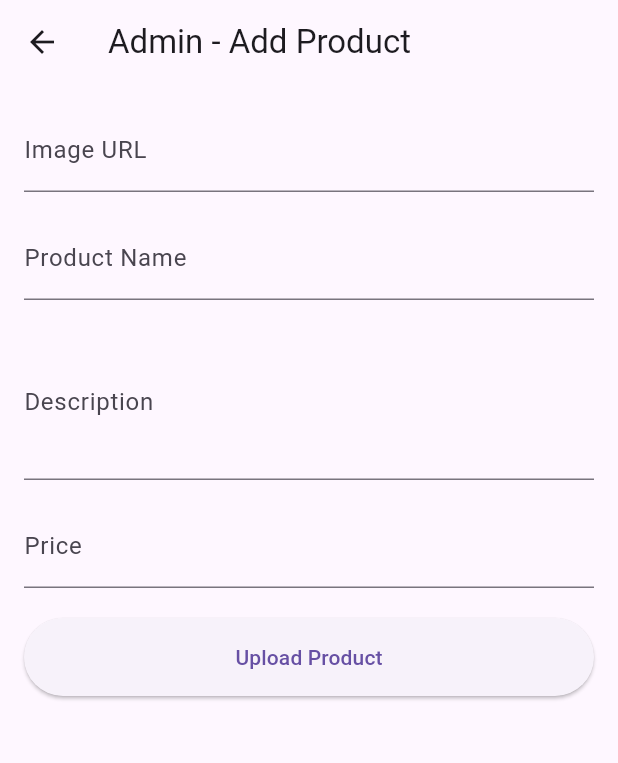
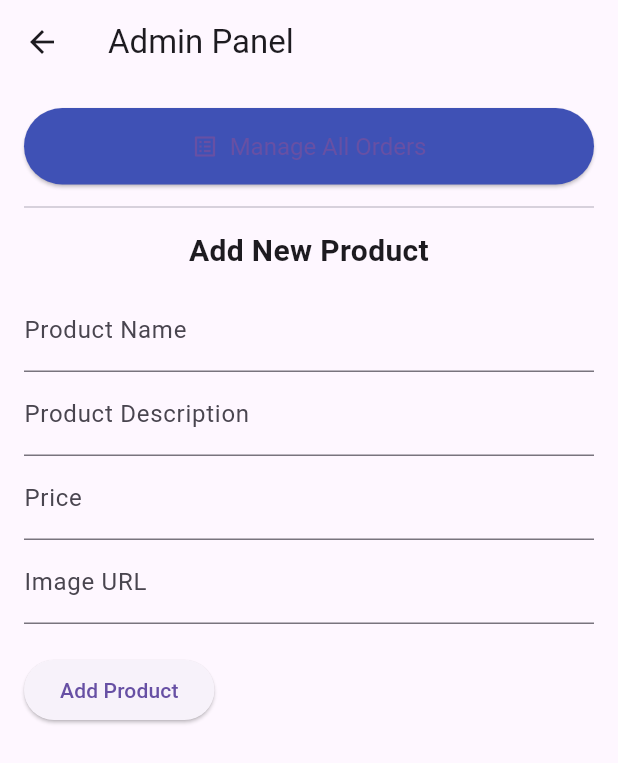
Before and after one commit to Bcrystelle/BMCFinalProjectFinalProject, a Flutter app: the AdminPanelScreen screen opened directly, on a phone screen of 412 x 824 dp. Shown: the top 763 px of the screen. Run offline on Flutter 3.47's test engine with Material 3 defaults, Android fonts, the phone set to English and light mode, and no system bars; our stand-ins replace cloud_firestore, firebase_auth, firebase_core; accounts and stored records are empty.

Commit message:
Flutter 3.32.5 V Firebase Integration Part 3

```diff
--- a/ecommerce_app/lib/screens/admin_panel_screen.dart
+++ b/ecommerce_app/lib/screens/admin_panel_screen.dart
@@ -1,5 +1,6 @@
+import 'package:cloud_firestore/cloud_firestore.dart';
 import 'package:flutter/material.dart';
-import 'package:cloud_firestore/cloud_firestore.dart';
+import 'package:ecommerce_app/screens/admin_order_screen.dart';
 
 class AdminPanelScreen extends StatefulWidget {
   const AdminPanelScreen({super.key});
@@ -18,54 +19,35 @@ class _AdminPanelScreenState extends State<AdminPanelScreen> {
 
   bool _isLoading = false;
 
-  final FirebaseFirestore _firestore = FirebaseFirestore.instance;
-
-  @override
-  void dispose() {
-    _nameController.dispose();
-    _descriptionController.dispose();
-    _priceController.dispose();
-    _imageUrlController.dispose();
-    super.dispose();
-  }
-
   Future<void> _uploadProduct() async {
-    if (!_formKey.currentState!.validate()) return;
-
+    if (_formKey.currentState!.validate()) {
       setState(() {
         _isLoading = true;
       });
 
       try {
-      String imageUrl = _imageUrlController.text.trim();
-
-      await _firestore.collection('products').add({
-        'name': _nameController.text.trim(),
-        'description': _descriptionController.text.trim(),
-        'price': double.tryParse(_priceController.text.trim()) ?? 0.0,
-        'imageUrl': imageUrl,
-        'createdAt': FieldValue.serverTimestamp(),
+        await FirebaseFirestore.instance.collection('products').add({
+          'name': _nameController.text,
+          'description': _descriptionController.text,
+          'price': double.parse(_priceController.text),
+          'imageUrl': _imageUrlController.text,
+          'createdAt': Timestamp.now(),
         });
 
         ScaffoldMessenger.of(context).showSnackBar(
-        const SnackBar(content: Text('Product uploaded successfully!')),
+          const SnackBar(content: Text('Product added successfully!')),
         );
 
         _formKey.currentState!.reset();
-      _nameController.clear();
-      _descriptionController.clear();
-      _priceController.clear();
-      _imageUrlController.clear();
       } catch (e) {
         ScaffoldMessenger.of(context).showSnackBar(
-        SnackBar(content: Text('Failed to upload product: $e')),
+          SnackBar(content: Text('Error: $e')),
         );
-    } finally {
-      if (mounted) {
+      }
+
       setState(() {
         _isLoading = false;
       });
-      }
     }
   }
 
@@ -73,72 +55,82 @@ class _AdminPanelScreenState extends State<AdminPanelScreen> {
   Widget build(BuildContext context) {
     return Scaffold(
       appBar: AppBar(
-        title: const Text('Admin - Add Product'),
+        title: const Text('Admin Panel'),
       ),
       body: SingleChildScrollView(
         child: Padding(
           padding: const EdgeInsets.all(16.0),
-          child: Form(
-            key: _formKey,
           child: Column(
             crossAxisAlignment: CrossAxisAlignment.stretch,
             children: [
+              ElevatedButton.icon(
+                icon: const Icon(Icons.list_alt),
+                label: const Text('Manage All Orders'),
+                style: ElevatedButton.styleFrom(
+                  backgroundColor: Colors.indigo,
+                  padding: const EdgeInsets.symmetric(vertical: 16),
+                  textStyle: const TextStyle(fontSize: 16),
+                ),
+                onPressed: () {
+                  Navigator.of(context).push(
+                    MaterialPageRoute(
+                      builder: (context) => const AdminOrderScreen(),
+                    ),
+                  );
+                },
+              ),
+              const Divider(height: 30, thickness: 1),
+              const Text(
+                'Add New Product',
+                style: TextStyle(fontSize: 20, fontWeight: FontWeight.bold),
+                textAlign: TextAlign.center,
+              ),
+              const SizedBox(height: 10),
+              Form(
+                key: _formKey,
+                child: Column(
+                  crossAxisAlignment: CrossAxisAlignment.start,
+                  children: [
+                    TextFormField(
+                      controller: _nameController,
+                      decoration: const InputDecoration(
+                        labelText: 'Product Name',
+                      ),
+                      validator: (value) =>
+                          value!.isEmpty ? 'Enter a product name' : null,
+                    ),
+                    TextFormField(
+                      controller: _descriptionController,
+                      decoration: const InputDecoration(
+                        labelText: 'Product Description',
+                      ),
+                    ),
+                    TextFormField(
+                      controller: _priceController,
+                      decoration: const InputDecoration(
+                        labelText: 'Price',
+                      ),
+                      keyboardType: TextInputType.number,
+                      validator: (value) =>
+                          value!.isEmpty ? 'Enter a price' : null,
+                    ),
                     TextFormField(
                       controller: _imageUrlController,
-                  decoration: const InputDecoration(labelText: 'Image URL'),
-                  keyboardType: TextInputType.url,
-                  validator: (value) {
-                    if (value == null || value.isEmpty) {
-                      return 'Please enter an image URL';
-                    }
-                    if (!value.startsWith('http')) {
-                      return 'Please enter a valid URL (e.g., http://...)';
-                    }
-                    return null;
-                  },
+                      decoration: const InputDecoration(
+                        labelText: 'Image URL',
                       ),
-                const SizedBox(height: 16),
-                TextFormField(
-                  controller: _nameController,
-                  decoration: const InputDecoration(labelText: 'Product Name'),
-                  validator: (value) =>
-                      value!.isEmpty ? 'Please enter a name' : null,
-                ),
-                const SizedBox(height: 16),
-                TextFormField(
-                  controller: _descriptionController,
-                  decoration: const InputDecoration(labelText: 'Description'),
-                  maxLines: 3,
-                  validator: (value) =>
-                      value!.isEmpty ? 'Please enter a description' : null,
-                ),
-                const SizedBox(height: 16),
-                TextFormField(
-                  controller: _priceController,
-                  decoration: const InputDecoration(labelText: 'Price'),
-                  keyboardType: TextInputType.number,
-                  validator: (value) {
-                    if (value == null || value.isEmpty) {
-                      return 'Please enter a price';
-                    }
-                    if (double.tryParse(value) == null) {
-                      return 'Please enter a valid number';
-                    }
-                    return null;
-                  },
                     ),
                     const SizedBox(height: 20),
-                ElevatedButton(
-                  style: ElevatedButton.styleFrom(
-                    padding: const EdgeInsets.symmetric(vertical: 16),
-                  ),
-                  onPressed: _isLoading ? null : _uploadProduct,
-                  child: _isLoading
-                      ? const CircularProgressIndicator()
-                      : const Text('Upload Product'),
+                    _isLoading
+                        ? const Center(child: CircularProgressIndicator())
+                        : ElevatedButton(
+                            onPressed: _uploadProduct,
+                            child: const Text('Add Product'),
                           ),
                   ],
                 ),
+              ),
+            ],
           ),
         ),
       ),
--- a/ecommerce_app/pubspec.yaml
+++ b/ecommerce_app/pubspec.yaml
@@ -39,6 +39,7 @@ dependencies:
   firebase_auth: ^6.1.1
   cloud_firestore: ^6.1.0
   provider: ^6.1.5+1
+  intl: ^0.20.2
 
 
 
```
Also changed, not shown: ecommerce_app/lib/providers/cart_provider.dart (+146 -1 lines), ecommerce_app/lib/screens/admin_order_screen.dart (added, +129 -0 lines), ecommerce_app/lib/screens/cart_screen.dart (+59 -5 lines), ecommerce_app/lib/screens/home_screen.dart (+29 -10 lines), ecommerce_app/lib/screens/order_history_screen.dart (added, +56 -0 lines), ecommerce_app/lib/screens/order_success_screen.dart (added, +55 -0 lines), ecommerce_app/lib/widgets/order_card.dart (added, +40 -0 lines), ecommerce_app/pubspec.lock. Lines whose indentation alone changed are shown as unchanged.
